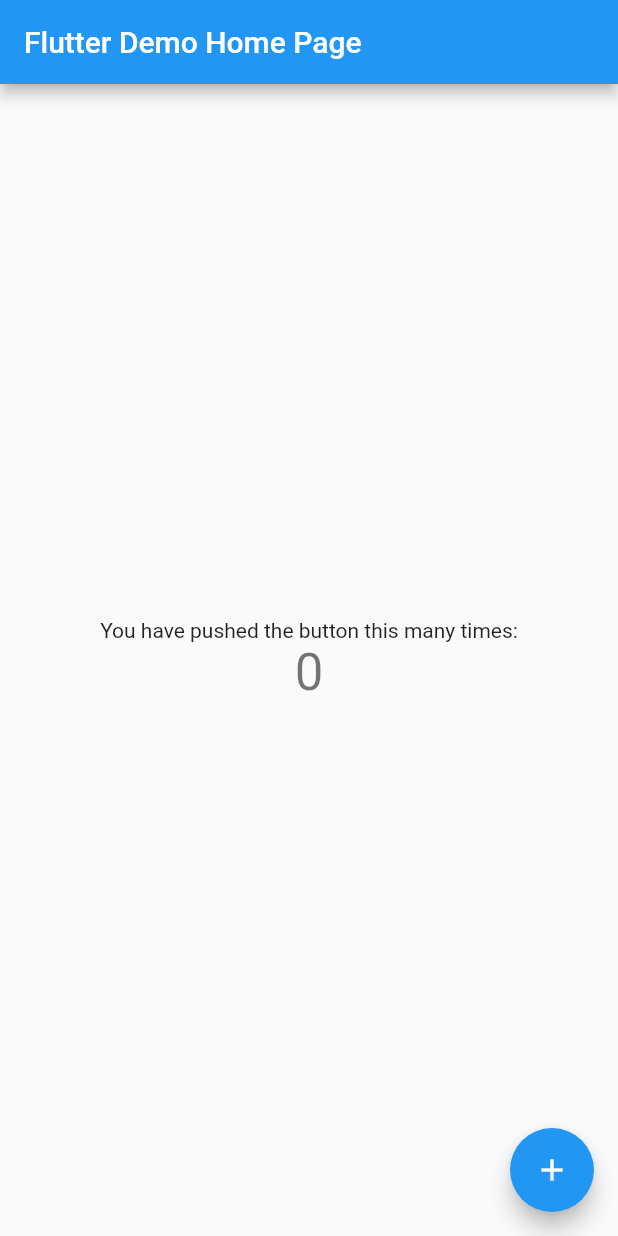
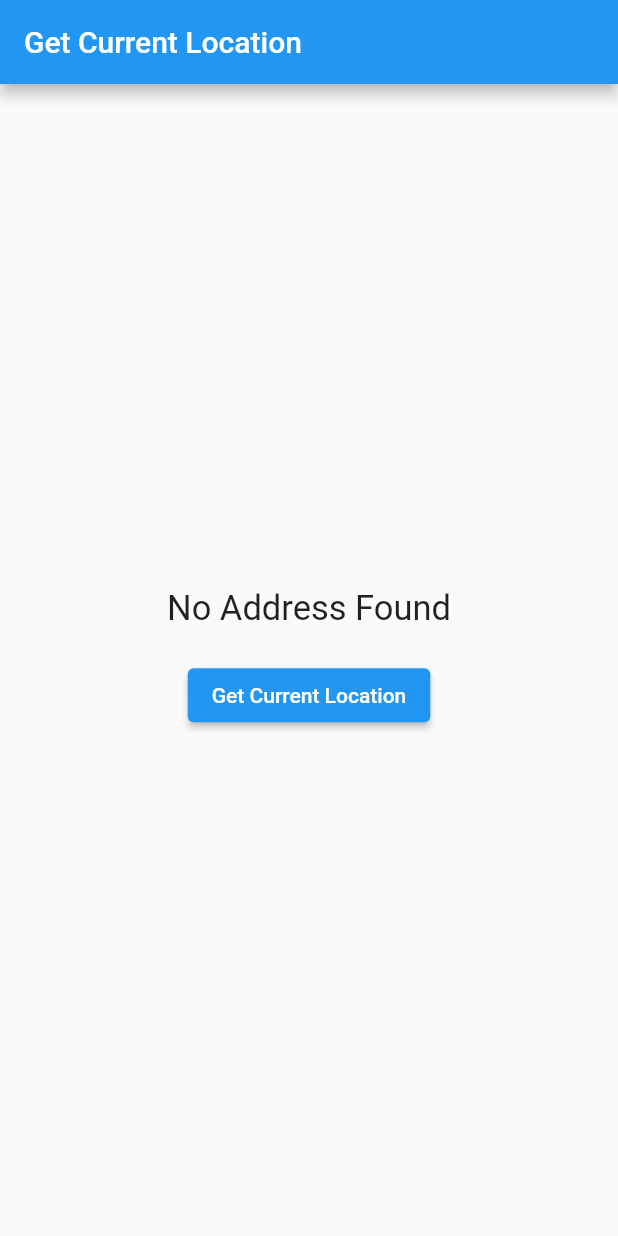
Before and after one commit to caneto/localizacacao_com_flutter, a Flutter app: the screen it shows after launch, on a phone screen of 412 x 824 dp. Run offline on Flutter 3.47's test engine with Material 2 defaults, Android fonts, the phone set to English and light mode, and no system bars; our stand-ins replace geocoding, geolocator, get, i18n_extension.

```diff
--- a/lib/main.dart
+++ b/lib/main.dart
@@ -1,4 +1,8 @@
 import 'package:flutter/material.dart';
+import 'package:flutter_localizations/flutter_localizations.dart';
+import 'package:i18n_extension/i18n_widget.dart';
+
+import 'src/views/home_page.dart';
 
 void main() {
   runApp(const MyApp());
@@ -10,60 +14,23 @@ class MyApp extends StatelessWidget {
   @override
   Widget build(BuildContext context) {
     return MaterialApp(
+      debugShowCheckedModeBanner: false,
       title: 'Localização com Flutter',
+      // ignore: prefer_const_literals_to_create_immutables
+      localizationsDelegates: [
+        GlobalMaterialLocalizations.delegate,
+        GlobalWidgetsLocalizations.delegate,
+        GlobalCupertinoLocalizations.delegate,
+      ],
+      // ignore: prefer_const_literals_to_create_immutables
+      supportedLocales: [
+        const Locale('en', "US"),
+        const Locale('pt', "BR"),
+      ],
       theme: ThemeData(
         primarySwatch: Colors.blue,
       ),
-      home: const MyHomePage(title: 'Flutter Demo Home Page'),
+      home: I18n(child: HomePage()),
     );
   }
 }
-
-class MyHomePage extends StatefulWidget {
-  const MyHomePage({super.key, required this.title});
-
-
-
-  final String title;
-
-  @override
-  State<MyHomePage> createState() => _MyHomePageState();
-}
-
-class _MyHomePageState extends State<MyHomePage> {
-  int _counter = 0;
-
-  void _incrementCounter() {
-    setState(() {
-      _counter++;
-    });
-  }
-
-  @override
-  Widget build(BuildContext context) {
-    return Scaffold(
-      appBar: AppBar(
-        title: Text(widget.title),
-      ),
-      body: Center(
-        child: Column(
-          mainAxisAlignment: MainAxisAlignment.center,
-          children: <Widget>[
-            const Text(
-              'You have pushed the button this many times:',
-            ),
-            Text(
-              '$_counter',
-              style: Theme.of(context).textTheme.headline4,
-            ),
-          ],
-        ),
-      ),
-      floatingActionButton: FloatingActionButton(
-        onPressed: _incrementCounter,
-        tooltip: 'Increment',
-        child: const Icon(Icons.add),
-      ),
-    );
-  }
-}
--- /dev/null
+++ b/lib/src/utils/i18n.dart
@@ -0,0 +1,15 @@
+import 'package:i18n_extension/i18n_extension.dart';
+
+extension Localization on String {
+  static final _t = Translations("en_us") +
+      {
+        "en_us": "No Address Found",
+        "pt_br": "Nenhum endereço encontrado",
+      } +
+      {
+        "en_us": "Get Current Location",
+        "pt_br": "Obter localização atual",
+      };
+
+  String get i18n => localize(this, _t);
+}
--- /dev/null
+++ b/lib/src/views/home_page.dart
@@ -0,0 +1,49 @@
+import 'package:flutter/material.dart';
+import 'package:get/get.dart';
+import 'package:localizacao_com_flutter/src/utils/i18n.dart';
+
+import '../controllers/location_controller.dart';
+
+class HomePage extends StatelessWidget {
+
+  const HomePage({ Key? key }) : super(key: key);
+
+  @override
+  Widget build(BuildContext context) {
+    return GetBuilder<LocationController>(
+        init: LocationController(),
+        builder: (controller) {
+          return Scaffold(
+            appBar: AppBar(
+              title: Text('Get Current Location'.i18n),
+            ),
+            body: Center(
+              child: controller.isLoading.value
+                  ? const CircularProgressIndicator()
+                  : Column(
+                      mainAxisAlignment: MainAxisAlignment.center,
+                      children: [
+                        Padding(
+                          padding: const EdgeInsets.symmetric(horizontal: 16),
+                          child: Text(
+                            controller.currentLocation == null
+                                ? 'No Address Found'.i18n
+                                : controller.currentLocation!,
+                            style: const TextStyle(fontSize: 23),
+                            textAlign: TextAlign.center,
+                          ),
+                        ),
+                        const SizedBox(height: 20),
+                        ElevatedButton(
+                          onPressed: () async {
+                            await controller.getCurrentLocation();
+                          },
+                          child: Text('Get Current Location'.i18n),
+                        ),
+                      ],
+                    ),
+            ),
+          );
+        });
+  }
+}
```
Also changed, not shown: lib/src/controllers/location_controller.dart (added, +52 -0 lines), pubspec.yaml (+7 -0 lines), pubspec.lock, 2 other files.
